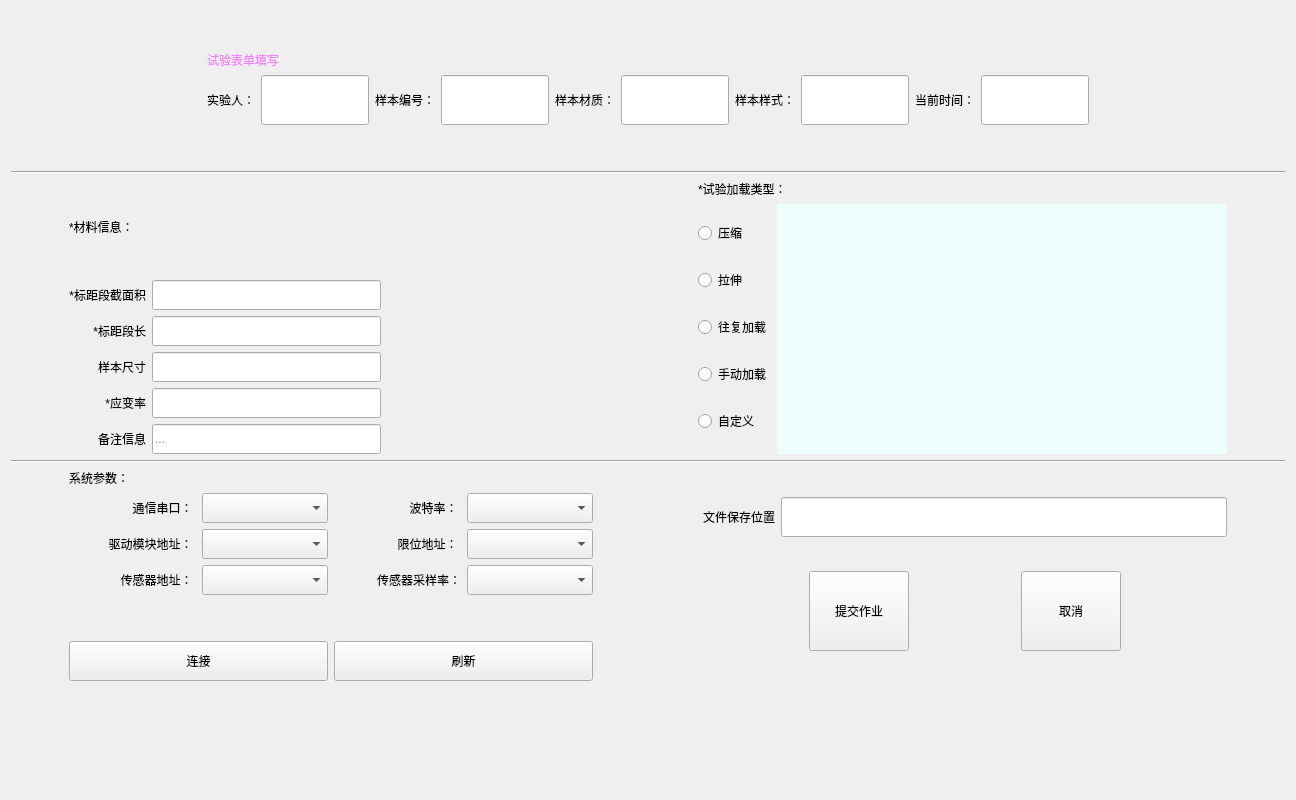
Before: the Qt Designer form systemset_window.ui in Mr-tang0/Qt_based_MG_stepper_motor_operating_system, drawn with Qt 5.
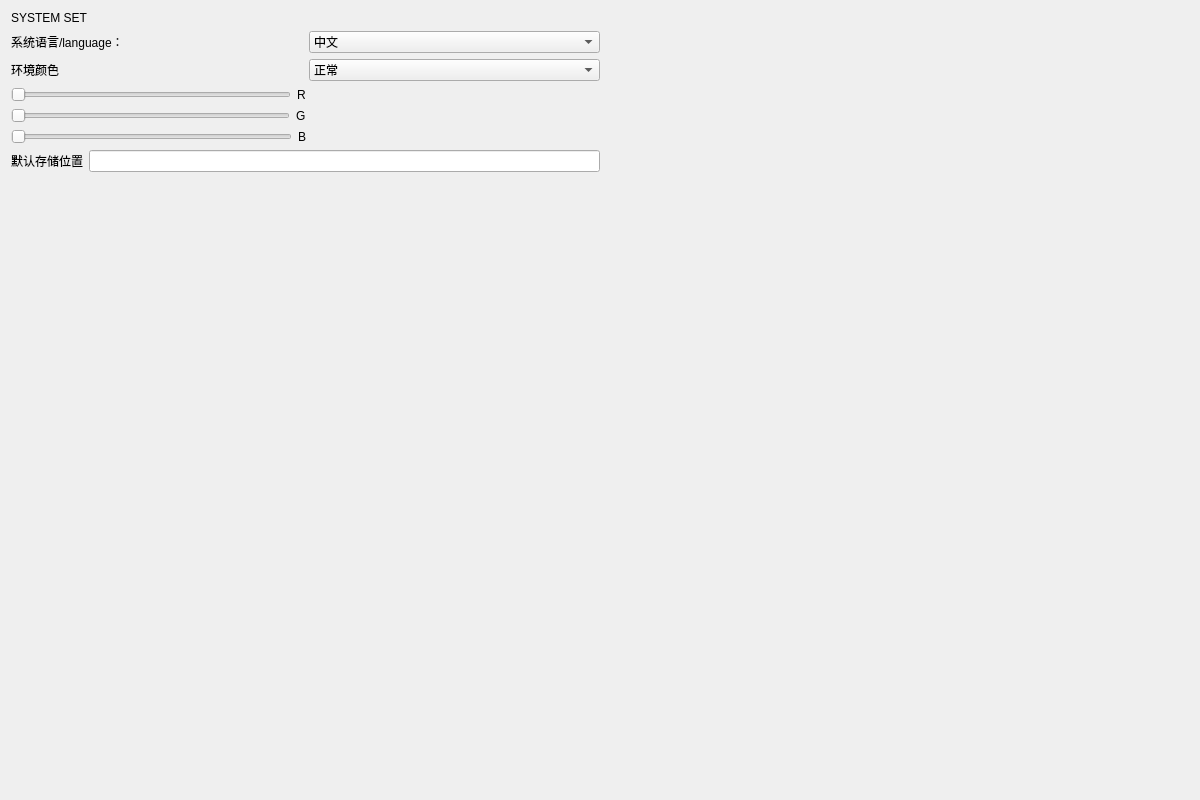
After: the same form once the commit is applied.

```diff
--- a/systemset_window.ui
+++ b/systemset_window.ui
@@ -6,7 +6,7 @@
    <rect>
     <x>0</x>
     <y>0</y>
-    <width>1296</width>
+    <width>1200</width>
     <height>800</height>
    </rect>
   </property>
@@ -15,749 +15,209 @@
   </property>
   <layout class="QGridLayout" name="gridLayout">
    <item row="0" column="0">
-    <layout class="QVBoxLayout" name="verticalLayout_14">
+    <layout class="QVBoxLayout" name="verticalLayout_5">
      <item>
-      <layout class="QHBoxLayout" name="horizontalLayout_12">
-       <item>
-        <spacer name="horizontalSpacer_10">
-         <property name="orientation">
-          <enum>Qt::Horizontal</enum>
-         </property>
-         <property name="sizeHint" stdset="0">
-          <size>
-           <width>40</width>
-           <height>20</height>
-          </size>
-         </property>
-        </spacer>
-       </item>
-       <item>
-        <layout class="QVBoxLayout" name="verticalLayout_13">
-         <item>
-          <spacer name="verticalSpacer_2">
-           <property name="orientation">
-            <enum>Qt::Vertical</enum>
-           </property>
-           <property name="sizeHint" stdset="0">
-            <size>
-             <width>20</width>
-             <height>40</height>
-            </size>
-           </property>
-          </spacer>
-         </item>
-         <item>
-          <widget class="QLabel" name="label_19">
-           <property name="styleSheet">
-            <string notr="true">QLabel
+      <widget class="QLabel" name="label_3">
+       <property name="styleSheet">
+        <string notr="true">QLabel
 {
-	color: rgb(241, 131, 255);
-	font: 16pt &quot;幼圆&quot;;
+	font: 50pt &quot;Arial&quot;;
 }</string>
-           </property>
-           <property name="text">
-            <string>试验表单填写</string>
-           </property>
-          </widget>
-         </item>
-         <item>
-          <layout class="QHBoxLayout" name="horizontalLayout_2">
-           <item>
-            <widget class="QLabel" name="label_2">
-             <property name="styleSheet">
-              <string notr="true">font: 12pt &quot;幼圆&quot;;</string>
-             </property>
-             <property name="text">
-              <string>实验人：</string>
-             </property>
-             <property name="alignment">
-              <set>Qt::AlignRight|Qt::AlignTrailing|Qt::AlignVCenter</set>
-             </property>
-            </widget>
-           </item>
-           <item>
-            <widget class="QLineEdit" name="ExperimenterEdit">
-             <property name="enabled">
-              <bool>true</bool>
-             </property>
-             <property name="minimumSize">
-              <size>
-               <width>80</width>
-               <height>50</height>
-              </size>
-             </property>
-            </widget>
-           </item>
-           <item>
-            <widget class="QLabel" name="label_3">
-             <property name="styleSheet">
-              <string notr="true">font: 12pt &quot;幼圆&quot;;</string>
-             </property>
-             <property name="text">
-              <string>样本编号：</string>
-             </property>
-             <property name="alignment">
-              <set>Qt::AlignRight|Qt::AlignTrailing|Qt::AlignVCenter</set>
-             </property>
-            </widget>
-           </item>
-           <item>
-            <widget class="QLineEdit" name="timeNumberEdit">
-             <property name="minimumSize">
-              <size>
-               <width>80</width>
-               <height>50</height>
-              </size>
-             </property>
-            </widget>
-           </item>
-           <item>
-            <widget class="QLabel" name="label_5">
-             <property name="styleSheet">
-              <string notr="true">font: 12pt &quot;幼圆&quot;;</string>
-             </property>
-             <property name="text">
-              <string>样本材质：</string>
-             </property>
-             <property name="alignment">
-              <set>Qt::AlignRight|Qt::AlignTrailing|Qt::AlignVCenter</set>
-             </property>
-            </widget>
-           </item>
-           <item>
-            <widget class="QLineEdit" name="MaterialEdit">
-             <property name="minimumSize">
-              <size>
-               <width>80</width>
-               <height>50</height>
-              </size>
-             </property>
-            </widget>
-           </item>
-           <item>
-            <widget class="QLabel" name="label_4">
-             <property name="styleSheet">
-              <string notr="true">font: 12pt &quot;幼圆&quot;;</string>
-             </property>
-             <property name="text">
-              <string>样本样式：</string>
-             </property>
-             <property name="alignment">
-              <set>Qt::AlignRight|Qt::AlignTrailing|Qt::AlignVCenter</set>
-             </property>
-            </widget>
-           </item>
-           <item>
-            <widget class="QLineEdit" name="sampleEdit">
-             <property name="minimumSize">
-              <size>
-               <width>80</width>
-               <height>50</height>
-              </size>
-             </property>
-            </widget>
-           </item>
-           <item>
-            <widget class="QLabel" name="label">
-             <property name="styleSheet">
-              <string notr="true">font: 12pt &quot;幼圆&quot;;</string>
-             </property>
-             <property name="text">
-              <string>当前时间：</string>
-             </property>
-            </widget>
-           </item>
-           <item>
-            <widget class="QLineEdit" name="currentTime">
-             <property name="enabled">
-              <bool>true</bool>
-             </property>
-             <property name="minimumSize">
-              <size>
-               <width>80</width>
-               <height>50</height>
-              </size>
-             </property>
-            </widget>
-           </item>
-          </layout>
-         </item>
-        </layout>
-       </item>
-       <item>
-        <spacer name="horizontalSpacer_11">
-         <property name="orientation">
-          <enum>Qt::Horizontal</enum>
-         </property>
-         <property name="sizeHint" stdset="0">
-          <size>
-           <width>40</width>
-           <height>20</height>
-          </size>
-         </property>
-        </spacer>
-       </item>
-      </layout>
-     </item>
-     <item>
-      <spacer name="verticalSpacer_3">
-       <property name="orientation">
-        <enum>Qt::Vertical</enum>
        </property>
-       <property name="sizeHint" stdset="0">
-        <size>
-         <width>20</width>
-         <height>40</height>
-        </size>
+       <property name="text">
+        <string>SYSTEM SET</string>
        </property>
-      </spacer>
-     </item>
-     <item>
-      <widget class="Line" name="line">
-       <property name="orientation">
-        <enum>Qt::Horizontal</enum>
+       <property name="alignment">
+        <set>Qt::AlignLeading|Qt::AlignLeft|Qt::AlignVCenter</set>
        </property>
       </widget>
      </item>
      <item>
-      <layout class="QHBoxLayout" name="horizontalLayout_11" stretch="1,20,1">
+      <layout class="QVBoxLayout" name="verticalLayout_4">
        <item>
-        <spacer name="horizontalSpacer_8">
-         <property name="orientation">
-          <enum>Qt::Horizontal</enum>
-         </property>
-         <property name="sizeHint" stdset="0">
-          <size>
-           <width>40</width>
-           <height>20</height>
-          </size>
-         </property>
-        </spacer>
-       </item>
-       <item>
-        <layout class="QHBoxLayout" name="horizontalLayout_7" stretch="1,1,1">
+        <layout class="QHBoxLayout" name="horizontalLayout_8">
          <item>
-          <layout class="QVBoxLayout" name="verticalLayout_7" stretch="1,5">
+          <layout class="QVBoxLayout" name="verticalLayout_3">
            <item>
-            <widget class="QLabel" name="label_20">
-             <property name="styleSheet">
-              <string notr="true">font: 12pt &quot;幼圆&quot;;</string>
-             </property>
-             <property name="text">
-              <string>*材料信息：</string>
-             </property>
-             <property name="alignment">
-              <set>Qt::AlignLeading|Qt::AlignLeft|Qt::AlignVCenter</set>
-             </property>
-            </widget>
-           </item>
-           <item>
-            <layout class="QHBoxLayout" name="horizontalLayout_3">
+            <layout class="QHBoxLayout" name="horizontalLayout_4">
              <item>
-              <layout class="QVBoxLayout" name="verticalLayout_2">
-               <item>
-                <widget class="QLabel" name="label_21">
-                 <property name="styleSheet">
-                  <string notr="true">font: 12pt &quot;幼圆&quot;;</string>
-                 </property>
-                 <property name="text">
-                  <string>*标距段截面积</string>
-                 </property>
-                 <property name="alignment">
-                  <set>Qt::AlignRight|Qt::AlignTrailing|Qt::AlignVCenter</set>
-                 </property>
-                </widget>
-               </item>
-               <item>
-                <widget class="QLabel" name="label_22">
-                 <property name="styleSheet">
-                  <string notr="true">font: 12pt &quot;幼圆&quot;;</string>
-                 </property>
-                 <property name="text">
-                  <string>*标距段长</string>
-                 </property>
-                 <property name="alignment">
-                  <set>Qt::AlignRight|Qt::AlignTrailing|Qt::AlignVCenter</set>
-                 </property>
-                </widget>
-               </item>
-               <item>
-                <widget class="QLabel" name="label_10">
-                 <property name="styleSheet">
-                  <string notr="true">font: 12pt &quot;幼圆&quot;;</string>
-                 </property>
-                 <property name="text">
-                  <string>样本尺寸</string>
-                 </property>
-                 <property name="alignment">
-                  <set>Qt::AlignRight|Qt::AlignTrailing|Qt::AlignVCenter</set>
-                 </property>
-                </widget>
-               </item>
-               <item>
-                <widget class="QLabel" name="label_14">
-                 <property name="styleSheet">
-                  <string notr="true">font: 12pt &quot;幼圆&quot;;</string>
-                 </property>
-                 <property name="text">
-                  <string>*应变率</string>
-                 </property>
-                 <property name="alignment">
-                  <set>Qt::AlignRight|Qt::AlignTrailing|Qt::AlignVCenter</set>
-                 </property>
-                </widget>
-               </item>
-               <item>
-                <widget class="QLabel" name="label_6">
-                 <property name="styleSheet">
-                  <string notr="true">font: 12pt &quot;幼圆&quot;;</string>
-                 </property>
-                 <property name="text">
-                  <string>备注信息</string>
-                 </property>
-                 <property name="alignment">
-                  <set>Qt::AlignRight|Qt::AlignTrailing|Qt::AlignVCenter</set>
-                 </property>
-                </widget>
-               </item>
-              </layout>
-             </item>
-             <item>
-              <layout class="QVBoxLayout" name="verticalLayout">
-               <item>
-                <widget class="QLineEdit" name="areaEdit">
-                 <property name="minimumSize">
-                  <size>
-                   <width>150</width>
-                   <height>30</height>
-                  </size>
-                 </property>
-                </widget>
-               </item>
-               <item>
-                <widget class="QLineEdit" name="lengthEdit">
-                 <property name="minimumSize">
-                  <size>
-                   <width>150</width>
-                   <height>30</height>
-                  </size>
-                 </property>
-                </widget>
-               </item>
-               <item>
-                <widget class="QLineEdit" name="sizeEdit">
-                 <property name="minimumSize">
-                  <size>
-                   <width>150</width>
-                   <height>30</height>
-                  </size>
-                 </property>
-                </widget>
-               </item>
-               <item>
-                <widget class="QLineEdit" name="strainRateEdit">
-                 <property name="minimumSize">
-                  <size>
-                   <width>150</width>
-                   <height>30</height>
-                  </size>
-                 </property>
-                </widget>
-               </item>
-               <item>
-                <widget class="QLineEdit" name="moreEdit">
-                 <property name="minimumSize">
-                  <size>
-                   <width>150</width>
-                   <height>30</height>
-                  </size>
-                 </property>
-                 <property name="placeholderText">
-                  <string>...</string>
-                 </property>
-                </widget>
-               </item>
-              </layout>
-             </item>
-            </layout>
-           </item>
-          </layout>
-         </item>
-         <item>
-          <spacer name="horizontalSpacer_4">
-           <property name="orientation">
-            <enum>Qt::Horizontal</enum>
-           </property>
-           <property name="sizeHint" stdset="0">
-            <size>
-             <width>40</width>
-             <height>20</height>
-            </size>
-           </property>
-          </spacer>
-         </item>
-         <item>
-          <layout class="QVBoxLayout" name="verticalLayout_9" stretch="1,5">
-           <item>
-            <widget class="QLabel" name="label_8">
-             <property name="styleSheet">
-              <string notr="true">font: 12pt &quot;幼圆&quot;;</string>
-             </property>
-             <property name="text">
-              <string>*试验加载类型：</string>
-             </property>
-            </widget>
-           </item>
-           <item>
-            <layout class="QHBoxLayout" name="horizontalLayout_6">
-             <item>
-              <layout class="QVBoxLayout" name="verticalLayout_8">
-               <item>
-                <widget class="QRadioButton" name="Compression">
-                 <property name="styleSheet">
-                  <string notr="true">font: 12pt &quot;幼圆&quot;;</string>
-                 </property>
-                 <property name="text">
-                  <string>压缩</string>
-                 </property>
-                 <property name="iconSize">
-                  <size>
-                   <width>40</width>
-                   <height>40</height>
-                  </size>
-                 </property>
-                </widget>
-               </item>
-               <item>
-                <widget class="QRadioButton" name="stretching">
-                 <property name="styleSheet">
-                  <string notr="true">font: 12pt &quot;幼圆&quot;;</string>
-                 </property>
-                 <property name="text">
-                  <string>拉伸</string>
-                 </property>
-                </widget>
-               </item>
-               <item>
-                <widget class="QRadioButton" name="Reciprocating">
-                 <property name="styleSheet">
-                  <string notr="true">font: 12pt &quot;幼圆&quot;;</string>
-                 </property>
-                 <property name="text">
-                  <string>往复加载</string>
-                 </property>
-                </widget>
-               </item>
-               <item>
-                <widget class="QRadioButton" name="Manually">
-                 <property name="styleSheet">
-                  <string notr="true">font: 12pt &quot;幼圆&quot;;</string>
-                 </property>
-                 <property name="text">
-                  <string>手动加载</string>
-                 </property>
-                </widget>
-               </item>
-               <item>
-                <widget class="QRadioButton" name="Customize">
-                 <property name="styleSheet">
-                  <string notr="true">font: 12pt &quot;幼圆&quot;;</string>
-                 </property>
-                 <property name="text">
-                  <string>自定义</string>
-                 </property>
-                </widget>
-               </item>
-              </layout>
-             </item>
-             <item>
-              <widget class="QStackedWidget" name="menu">
-               <property name="minimumSize">
-                <size>
-                 <width>450</width>
-                 <height>250</height>
-                </size>
-               </property>
+              <widget class="QLabel" name="label">
                <property name="styleSheet">
-                <string notr="true">background-color: rgb(149, 190, 255);
-background-color: rgb(237, 255, 252);</string>
+                <string notr="true">font: 12pt &quot;幼圆&quot;;</string>
                </property>
-               <property name="currentIndex">
-                <number>0</number>
+               <property name="text">
+                <string>系统语言/language：</string>
                </property>
-               <widget class="QWidget" name="p1"/>
-               <widget class="QWidget" name="p2"/>
-               <widget class="QWidget" name="p3"/>
-               <widget class="QWidget" name="p4"/>
-               <widget class="QWidget" name="p5"/>
               </widget>
              </item>
-            </layout>
-           </item>
-          </layout>
-         </item>
-        </layout>
-       </item>
-       <item>
-        <spacer name="horizontalSpacer_9">
-         <property name="orientation">
-          <enum>Qt::Horizontal</enum>
-         </property>
-         <property name="sizeHint" stdset="0">
-          <size>
-           <width>40</width>
-           <height>20</height>
-          </size>
-         </property>
-        </spacer>
-       </item>
-      </layout>
-     </item>
-     <item>
-      <widget class="Line" name="line_2">
-       <property name="orientation">
-        <enum>Qt::Horizontal</enum>
-       </property>
-      </widget>
-     </item>
-     <item>
-      <layout class="QHBoxLayout" name="horizontalLayout_10" stretch="1,20,1">
-       <item>
-        <spacer name="horizontalSpacer_6">
-         <property name="orientation">
-          <enum>Qt::Horizontal</enum>
-         </property>
-         <property name="sizeHint" stdset="0">
-          <size>
-           <width>40</width>
-           <height>20</height>
-          </size>
-         </property>
-        </spacer>
-       </item>
-       <item>
-        <layout class="QHBoxLayout" name="horizontalLayout_9" stretch="5,1,5">
-         <item>
-          <layout class="QVBoxLayout" name="verticalLayout_11">
-           <item>
-            <widget class="QLabel" name="label_7">
-             <property name="styleSheet">
-              <string notr="true">font: 12pt &quot;幼圆&quot;;</string>
-             </property>
-             <property name="text">
-              <string>系统参数：</string>
-             </property>
-            </widget>
-           </item>
-           <item>
-            <layout class="QVBoxLayout" name="verticalLayout_10">
              <item>
-              <layout class="QHBoxLayout" name="horizontalLayout_4">
+              <widget class="QComboBox" name="language">
+               <property name="styleSheet">
+                <string notr="true">font: 12pt &quot;幼圆&quot;;</string>
+               </property>
                <item>
-                <layout class="QVBoxLayout" name="verticalLayout_6">
-                 <item>
-                  <widget class="QLabel" name="label_9">
-                   <property name="styleSheet">
-                    <string notr="true">font: 12pt &quot;幼圆&quot;;</string>
-                   </property>
-                   <property name="text">
-                    <string>通信串口： </string>
-                   </property>
-                   <property name="alignment">
-                    <set>Qt::AlignRight|Qt::AlignTrailing|Qt::AlignVCenter</set>
-                   </property>
-                  </widget>
-                 </item>
-                 <item>
-                  <widget class="QLabel" name="drive">
-                   <property name="styleSheet">
-                    <string notr="true">font: 12pt &quot;幼圆&quot;;</string>
-                   </property>
-                   <property name="text">
-                    <string>驱动模块地址： </string>
-                   </property>
-                   <property name="alignment">
-                    <set>Qt::AlignRight|Qt::AlignTrailing|Qt::AlignVCenter</set>
-                   </property>
-                  </widget>
-                 </item>
-                 <item>
-                  <widget class="QLabel" name="sensor">
-                   <property name="styleSheet">
-                    <string notr="true">font: 12pt &quot;幼圆&quot;;</string>
-                   </property>
-                   <property name="text">
-                    <string>传感器地址： </string>
-                   </property>
-                   <property name="alignment">
-                    <set>Qt::AlignRight|Qt::AlignTrailing|Qt::AlignVCenter</set>
-                   </property>
-                  </widget>
-                 </item>
-                </layout>
+                <property name="text">
+                 <string>中文</string>
+                </property>
                </item>
                <item>
-                <layout class="QVBoxLayout" name="verticalLayout_3">
-                 <item>
-                  <widget class="QComboBox" name="SerialPort">
-                   <property name="minimumSize">
-                    <size>
-                     <width>100</width>
-                     <height>30</height>
-                    </size>
-                   </property>
-                  </widget>
-                 </item>
-                 <item>
-                  <widget class="QComboBox" name="driveBox">
-                   <property name="minimumSize">
-                    <size>
-                     <width>100</width>
-                     <height>30</height>
-                    </size>
-                   </property>
-                  </widget>
-                 </item>
-                 <item>
-                  <widget class="QComboBox" name="sensorBox">
-                   <property name="minimumSize">
-                    <size>
-                     <width>100</width>
-                     <height>30</height>
-                    </size>
-                   </property>
-                  </widget>
-                 </item>
-                </layout>
+                <property name="text">
+                 <string>English</string>
+                </property>
                </item>
-               <item>
-                <layout class="QVBoxLayout" name="verticalLayout_5">
-                 <item>
-                  <widget class="QLabel" name="label_13">
-                   <property name="styleSheet">
-                    <string notr="true">font: 12pt &quot;幼圆&quot;;</string>
-                   </property>
-                   <property name="text">
-                    <string>波特率： </string>
-                   </property>
-                   <property name="alignment">
-                    <set>Qt::AlignRight|Qt::AlignTrailing|Qt::AlignVCenter</set>
-                   </property>
-                  </widget>
-                 </item>
-                 <item>
-                  <widget class="QLabel" name="label_17">
-                   <property name="styleSheet">
-                    <string notr="true">font: 12pt &quot;幼圆&quot;;</string>
-                   </property>
-                   <property name="text">
-                    <string>限位地址： </string>
-                   </property>
-                   <property name="alignment">
-                    <set>Qt::AlignRight|Qt::AlignTrailing|Qt::AlignVCenter</set>
-                   </property>
-                  </widget>
-                 </item>
-                 <item>
-                  <widget class="QLabel" name="d2w">
-                   <property name="styleSheet">
-                    <string notr="true">font: 12pt &quot;幼圆&quot;;</string>
-                   </property>
-                   <property name="text">
-                    <string>传感器采样率：</string>
-                   </property>
-                   <property name="alignment">
-                    <set>Qt::AlignRight|Qt::AlignTrailing|Qt::AlignVCenter</set>
-                   </property>
-                  </widget>
-                 </item>
-                </layout>
-               </item>
-               <item>
-                <layout class="QVBoxLayout" name="verticalLayout_4">
-                 <item>
-                  <widget class="QComboBox" name="baudRate">
-                   <property name="minimumSize">
-                    <size>
-                     <width>100</width>
-                     <height>30</height>
-                    </size>
-                   </property>
-                  </widget>
-                 </item>
-                 <item>
-                  <widget class="QComboBox" name="limits">
-                   <property name="minimumSize">
-                    <size>
-                     <width>100</width>
-                     <height>30</height>
-                    </size>
-                   </property>
-                  </widget>
-                 </item>
-                 <item>
-                  <widget class="QComboBox" name="samplingRate">
-                   <property name="minimumSize">
-                    <size>
-                     <width>100</width>
-                     <height>30</height>
-                    </size>
-                   </property>
-                  </widget>
-                 </item>
-                </layout>
-               </item>
-              </layout>
+              </widget>
              </item>
-             <item>
-              <spacer name="verticalSpacer">
-               <property name="orientation">
-                <enum>Qt::Vertical</enum>
-               </property>
-               <property name="sizeHint" stdset="0">
-                <size>
-                 <width>20</width>
-                 <height>40</height>
-                </size>
-               </property>
-              </spacer>
-             </item>
+            </layout>
+           </item>
+           <item>
+            <layout class="QVBoxLayout" name="verticalLayout_2">
              <item>
               <layout class="QHBoxLayout" name="horizontalLayout_5">
                <item>
-                <widget class="QPushButton" name="portConnect">
-                 <property name="minimumSize">
-                  <size>
-                   <width>100</width>
-                   <height>40</height>
-                  </size>
+                <widget class="QLabel" name="label_2">
+                 <property name="styleSheet">
+                  <string notr="true">font: 12pt &quot;幼圆&quot;;</string>
                  </property>
                  <property name="text">
-                  <string>连接</string>
+                  <string>环境颜色</string>
                  </property>
                 </widget>
                </item>
                <item>
-                <widget class="QPushButton" name="portRefresh">
-                 <property name="minimumSize">
+                <widget class="QComboBox" name="color">
+                 <property name="styleSheet">
+                  <string notr="true">font: 12pt &quot;幼圆&quot;;</string>
+                 </property>
+                 <item>
+                  <property name="text">
+                   <string>正常</string>
+                  </property>
+                 </item>
+                 <item>
+                  <property name="text">
+                   <string>暗色</string>
+                  </property>
+                 </item>
+                 <item>
+                  <property name="text">
+                   <string>自定义</string>
+                  </property>
+                 </item>
+                </widget>
+               </item>
+              </layout>
+             </item>
+             <item>
+              <layout class="QHBoxLayout" name="horizontalLayout_6">
+               <item>
+                <layout class="QVBoxLayout" name="verticalLayout">
+                 <item>
+                  <layout class="QHBoxLayout" name="horizontalLayout">
+                   <item>
+                    <widget class="QSlider" name="red">
+                     <property name="orientation">
+                      <enum>Qt::Horizontal</enum>
+                     </property>
+                    </widget>
+                   </item>
+                   <item>
+                    <widget class="QLabel" name="label_4">
+                     <property name="styleSheet">
+                      <string notr="true">font: 12pt &quot;幼圆&quot;;</string>
+                     </property>
+                     <property name="text">
+                      <string>R</string>
+                     </property>
+                    </widget>
+                   </item>
+                  </layout>
+                 </item>
+                 <item>
+                  <layout class="QHBoxLayout" name="horizontalLayout_2">
+                   <item>
+                    <widget class="QSlider" name="green">
+                     <property name="orientation">
+                      <enum>Qt::Horizontal</enum>
+                     </property>
+                    </widget>
+                   </item>
+                   <item>
+                    <widget class="QLabel" name="label_5">
+                     <property name="styleSheet">
+                      <string notr="true">font: 12pt &quot;幼圆&quot;;</string>
+                     </property>
+                     <property name="text">
+                      <string>G</string>
+                     </property>
+                    </widget>
+                   </item>
+                  </layout>
+                 </item>
+                 <item>
+                  <layout class="QHBoxLayout" name="horizontalLayout_3">
+                   <item>
+                    <widget class="QSlider" name="blue">
+                     <property name="orientation">
+                      <enum>Qt::Horizontal</enum>
+                     </property>
+                    </widget>
+                   </item>
+                   <item>
+                    <widget class="QLabel" name="label_6">
+                     <property name="styleSheet">
+                      <string notr="true">font: 12pt &quot;幼圆&quot;;</string>
+                     </property>
+                     <property name="text">
+                      <string>B</string>
+                     </property>
+                    </widget>
+                   </item>
+                  </layout>
+                 </item>
+                </layout>
+               </item>
+               <item>
+                <spacer name="horizontalSpacer">
+                 <property name="orientation">
+                  <enum>Qt::Horizontal</enum>
+                 </property>
+                 <property name="sizeHint" stdset="0">
                   <size>
-                   <width>100</width>
-                   <height>40</height>
+                   <width>40</width>
+                   <height>20</height>
                   </size>
                  </property>
-                 <property name="text">
-                  <string>刷新</string>
-                 </property>
-                </widget>
+                </spacer>
                </item>
               </layout>
              </item>
             </layout>
            </item>
+           <item>
+            <layout class="QHBoxLayout" name="horizontalLayout_7">
+             <item>
+              <widget class="QLabel" name="label_7">
+               <property name="styleSheet">
+                <string notr="true">font: 12pt &quot;幼圆&quot;;</string>
+               </property>
+               <property name="text">
+                <string>默认存储位置</string>
+               </property>
+              </widget>
+             </item>
+             <item>
+              <widget class="QLineEdit" name="filepath">
+               <property name="styleSheet">
+                <string notr="true">font: 12pt &quot;幼圆&quot;;</string>
+               </property>
+              </widget>
+             </item>
+            </layout>
+           </item>
           </layout>
          </item>
          <item>
-          <spacer name="horizontalSpacer_5">
+          <spacer name="horizontalSpacer_2">
            <property name="orientation">
             <enum>Qt::Horizontal</enum>
            </property>
@@ -769,120 +229,17 @@
            </property>
           </spacer>
          </item>
-         <item>
-          <layout class="QVBoxLayout" name="verticalLayout_12">
-           <item>
-            <layout class="QHBoxLayout" name="horizontalLayout_8">
-             <item>
-              <widget class="QLabel" name="label_11">
-               <property name="minimumSize">
-                <size>
-                 <width>0</width>
-                 <height>40</height>
-                </size>
-               </property>
-               <property name="styleSheet">
-                <string notr="true">font: 12pt &quot;幼圆&quot;;</string>
-               </property>
-               <property name="text">
-                <string>文件保存位置</string>
-               </property>
-              </widget>
-             </item>
-             <item>
-              <widget class="QLineEdit" name="filePathEdit">
-               <property name="minimumSize">
-                <size>
-                 <width>0</width>
-                 <height>40</height>
-                </size>
-               </property>
-              </widget>
-             </item>
-            </layout>
-           </item>
-           <item>
-            <layout class="QHBoxLayout" name="horizontalLayout">
-             <item>
-              <spacer name="horizontalSpacer_2">
-               <property name="orientation">
-                <enum>Qt::Horizontal</enum>
-               </property>
-               <property name="sizeHint" stdset="0">
-                <size>
-                 <width>40</width>
-                 <height>20</height>
-                </size>
-               </property>
-              </spacer>
-             </item>
-             <item>
-              <widget class="QPushButton" name="submitBtn">
-               <property name="minimumSize">
-                <size>
-                 <width>100</width>
-                 <height>80</height>
-                </size>
-               </property>
-               <property name="text">
-                <string>提交作业</string>
-               </property>
-              </widget>
-             </item>
-             <item>
-              <spacer name="horizontalSpacer">
-               <property name="orientation">
-                <enum>Qt::Horizontal</enum>
-               </property>
-               <property name="sizeHint" stdset="0">
-                <size>
-                 <width>40</width>
-                 <height>20</height>
-                </size>
-               </property>
-              </spacer>
-             </item>
-             <item>
-              <widget class="QPushButton" name="cancelBtn">
-               <property name="minimumSize">
-                <size>
-                 <width>100</width>
-                 <height>80</height>
-                </size>
-               </property>
-               <property name="text">
-                <string>取消</string>
-               </property>
-              </widget>
-             </item>
-             <item>
-              <spacer name="horizontalSpacer_3">
-               <property name="orientation">
-                <enum>Qt::Horizontal</enum>
-               </property>
-               <property name="sizeHint" stdset="0">
-                <size>
-                 <width>40</width>
-                 <height>20</height>
-                </size>
-               </property>
-              </spacer>
-             </item>
-            </layout>
-           </item>
-          </layout>
-         </item>
         </layout>
        </item>
        <item>
-        <spacer name="horizontalSpacer_7">
+        <spacer name="verticalSpacer">
          <property name="orientation">
-          <enum>Qt::Horizontal</enum>
+          <enum>Qt::Vertical</enum>
          </property>
          <property name="sizeHint" stdset="0">
           <size>
-           <width>40</width>
-           <height>20</height>
+           <width>20</width>
+           <height>40</height>
           </size>
          </property>
         </spacer>
@@ -891,19 +248,6 @@
      </item>
     </layout>
    </item>
-   <item row="1" column="0">
-    <spacer name="verticalSpacer_4">
-     <property name="orientation">
-      <enum>Qt::Vertical</enum>
-     </property>
-     <property name="sizeHint" stdset="0">
-      <size>
-       <width>20</width>
-       <height>40</height>
-      </size>
-     </property>
-    </spacer>
-   </item>
   </layout>
  </widget>
  <resources/>
```
